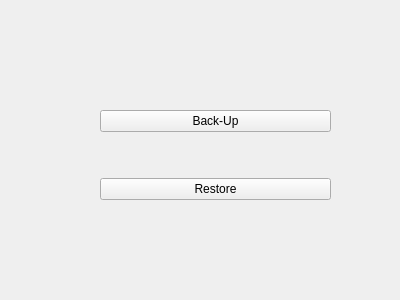
This is client/forms/home_screen_widget.ui in AndreMiras/ema-ghost as Qt 5 draws it before an edit. The edited form follows.
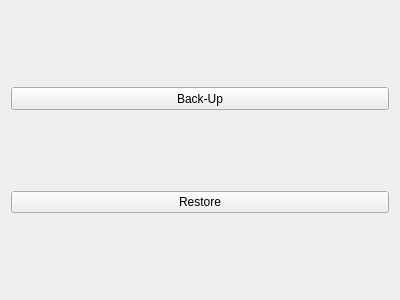
This is the edited form.

Commit message: [gui] restore graphical POC

Diff of the .ui file:
```diff
--- a/client/forms/home_screen_widget.ui
+++ b/client/forms/home_screen_widget.ui
@@ -13,32 +13,71 @@
   <property name="windowTitle">
    <string>Form</string>
   </property>
-  <widget class="QWidget" name="gridLayoutWidget">
-   <property name="geometry">
-    <rect>
-     <x>100</x>
-     <y>70</y>
-     <width>231</width>
-     <height>171</height>
-    </rect>
-   </property>
+  <layout class="QGridLayout" name="gridLayout_2">
+   <item row="0" column="0">
    <layout class="QGridLayout" name="gridLayout">
-    <item row="0" column="0">
+     <item row="1" column="0">
      <widget class="QPushButton" name="backupButton">
+       <property name="minimumSize">
+        <size>
+         <width>0</width>
+         <height>23</height>
+        </size>
+       </property>
       <property name="text">
        <string>Back-Up</string>
       </property>
      </widget>
     </item>
-    <item row="1" column="0">
+     <item row="3" column="0">
      <widget class="QPushButton" name="restoreButton">
       <property name="text">
        <string>Restore</string>
       </property>
      </widget>
     </item>
-   </layout>
-  </widget>
+     <item row="2" column="0">
+      <spacer name="verticalSpacer">
+       <property name="orientation">
+        <enum>Qt::Vertical</enum>
+       </property>
+       <property name="sizeHint" stdset="0">
+        <size>
+         <width>20</width>
+         <height>40</height>
+        </size>
+       </property>
+      </spacer>
+     </item>
+     <item row="4" column="0">
+      <spacer name="verticalSpacer_2">
+       <property name="orientation">
+        <enum>Qt::Vertical</enum>
+       </property>
+       <property name="sizeHint" stdset="0">
+        <size>
+         <width>20</width>
+         <height>40</height>
+        </size>
+       </property>
+      </spacer>
+     </item>
+     <item row="0" column="0">
+      <spacer name="verticalSpacer_3">
+       <property name="orientation">
+        <enum>Qt::Vertical</enum>
+       </property>
+       <property name="sizeHint" stdset="0">
+        <size>
+         <width>20</width>
+         <height>40</height>
+        </size>
+       </property>
+      </spacer>
+     </item>
+    </layout>
+   </item>
+  </layout>
  </widget>
  <resources/>
  <connections/>
```
Lines whose indentation alone changed are shown as unchanged. The commit also changes 6 other files.
